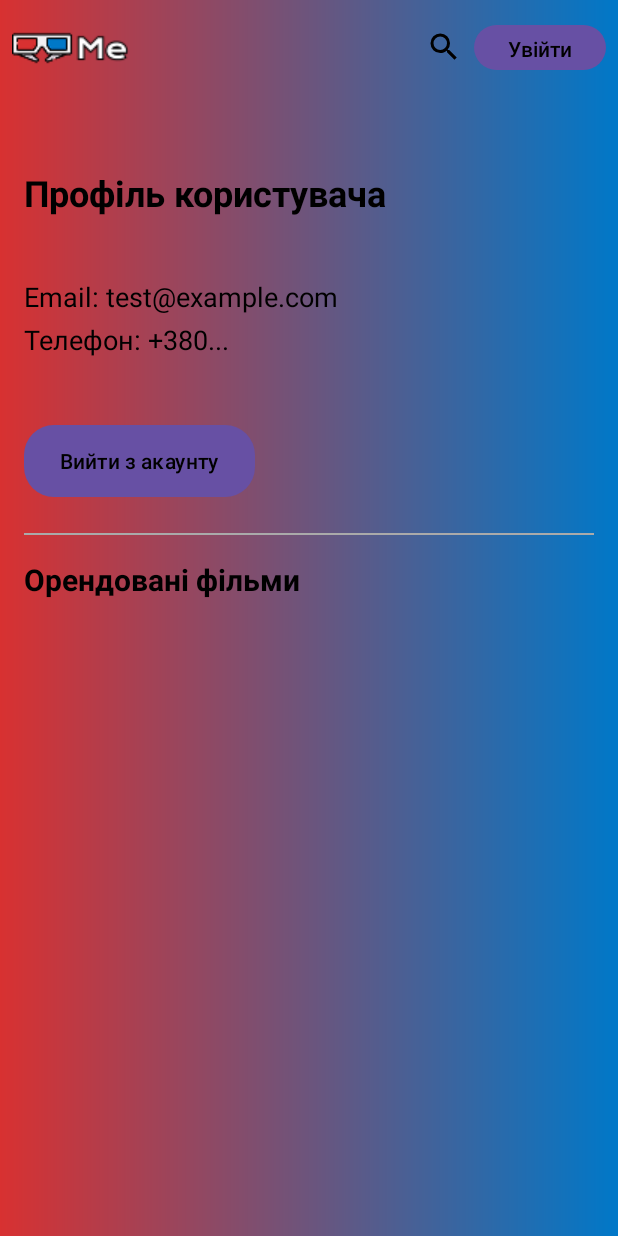
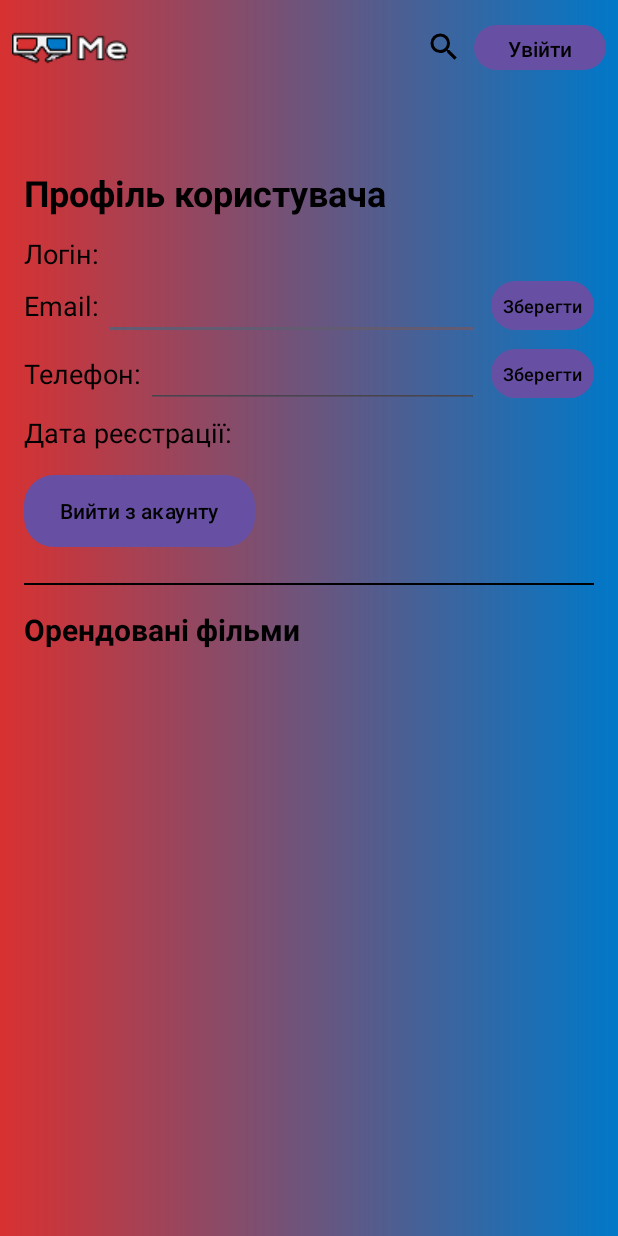
Before and after one commit to YevhenPavlenko/WatchMe, an Android app: the layout profile_page.xml on its own in the app's theme, with its tools: preview values and no code run, on a phone screen of 412 x 824 dp. Run offline under Robolectric (Android 15) with nearby library versions, the phone set to English and light mode, and no system bars.

Commit message:
Now user is able to set email and phone number in profile page. Date of birth in registration form were hidden

```diff
--- a/app/src/main/res/layout/profile_page.xml
+++ b/app/src/main/res/layout/profile_page.xml
@@ -1,5 +1,6 @@
 <?xml version="1.0" encoding="utf-8"?>
 <androidx.constraintlayout.widget.ConstraintLayout xmlns:android="http://schemas.android.com/apk/res/android"
+    xmlns:tools="http://schemas.android.com/tools"
     android:layout_width="match_parent"
     android:layout_height="match_parent"
     android:background="@drawable/background">
@@ -35,32 +36,94 @@
                 android:layout_width="wrap_content"
                 android:layout_height="wrap_content"
                 android:textSize="18sp"
+                android:text="@string/label_login"
                 android:layout_marginTop="12dp"
                 android:textColor="@android:color/black" />
+
+            <LinearLayout
+                android:layout_width="match_parent"
+                android:layout_height="wrap_content">
 
                 <TextView
                     android:id="@+id/tvEmail"
                     android:layout_width="wrap_content"
                     android:layout_height="wrap_content"
-                android:text="Email: test@example.com"
+                    android:text="@string/label_email"
                     android:textSize="18sp"
-                android:layout_marginTop="4dp"
                     android:textColor="@android:color/black" />
+
+                <EditText
+                    android:id="@+id/etEmail"
+                    android:layout_width="0dp"
+                    android:layout_weight="1"
+                    android:layout_height="wrap_content"
+                    android:layout_marginStart="3dp"
+                    android:autofillHints="email"
+                    android:inputType="textEmailAddress"
+                    android:textSize="18sp"
+                    android:textColor="@android:color/black"
+                    android:labelFor="@+id/tvEmail"
+                    tools:ignore="LabelFor" />
+
+                <Button
+                    android:id="@+id/btnEmailSave"
+                    android:layout_width="wrap_content"
+                    android:layout_height="wrap_content"
+                    android:text="@string/save"
+                    android:textColor="@android:color/black"
+                    android:textSize="12sp"
+                    android:layout_gravity="center"
+                    android:minWidth="0dp"
+                    android:minHeight="0dp"
+                    android:padding="8dp"
+                    android:layout_marginStart="8dp"/>
+            </LinearLayout>
+
+            <LinearLayout
+                android:layout_width="match_parent"
+                android:layout_height="wrap_content" >
 
                 <TextView
                     android:id="@+id/tvPhone"
                     android:layout_width="wrap_content"
                     android:layout_height="wrap_content"
-                android:text="Телефон: +380..."
+                    android:text="@string/label_phone"
                     android:textSize="18sp"
-                android:layout_marginTop="4dp"
+
                     android:textColor="@android:color/black" />
+
+                <EditText
+                    android:id="@+id/etPhone"
+                    android:layout_width="0dp"
+                    android:layout_weight="1"
+                    android:layout_height="wrap_content"
+                    android:layout_marginStart="3dp"
+                    android:autofillHints="phone"
+                    android:inputType="phone"
+                    android:textSize="18sp"
+                    android:textColor="@android:color/black"
+                    tools:ignore="LabelFor" />
+
+                <Button
+                    android:id="@+id/btnPhoneSave"
+                    android:layout_width="wrap_content"
+                    android:layout_height="wrap_content"
+                    android:text="@string/save"
+                    android:textColor="@android:color/black"
+                    android:textSize="12sp"
+                    android:layout_gravity="center"
+                    android:minWidth="0dp"
+                    android:minHeight="0dp"
+                    android:padding="8dp"
+                    android:layout_marginStart="8dp" />
+            </LinearLayout>
 
             <TextView
                 android:id="@+id/tvRegDate"
                 android:layout_width="wrap_content"
                 android:layout_height="wrap_content"
                 android:textSize="18sp"
+                android:text="@string/label_registration_date"
                 android:layout_marginTop="4dp"
                 android:textColor="@android:color/black" />
 
@@ -73,15 +136,13 @@
                 android:background="@drawable/rounded_button"
                 android:textColor="@android:color/black" />
 
-            <!-- Divider -->
             <View
                 android:layout_width="match_parent"
                 android:layout_height="1dp"
                 android:layout_marginTop="24dp"
                 android:layout_marginBottom="16dp"
-                android:background="@android:color/darker_gray" />
+                android:background="@android:color/black" />
 
-            <!-- Section Title -->
             <TextView
                 android:layout_width="wrap_content"
                 android:layout_height="wrap_content"
@@ -90,7 +151,6 @@
                 android:textStyle="bold"
                 android:textColor="@android:color/black" />
 
-            <!-- Movie Rentals List -->
             <LinearLayout
                 android:id="@+id/rentedMoviesLayout"
                 android:layout_width="match_parent"
--- a/app/src/main/res/values/strings.xml
+++ b/app/src/main/res/values/strings.xml
@@ -31,6 +31,11 @@
 
     <!-- Profile page strings -->
     <string name="user_profile">Профіль користувача</string>
+    <string name="label_login">Логін:</string>
+    <string name="label_email">Email:</string>
+    <string name="label_phone">Телефон:</string>
+    <string name="label_registration_date">Дата реєстрації:</string>
+    <string name="save">Зберегти</string>
     <string name="logout">Вийти з акаунту</string>
     <string name="rented_films">Орендовані фільми</string>
 
```
Also changed, not shown: app/src/main/java/com/example/watchme/ProfileActivity.java (+70 -2 lines), app/src/main/java/com/example/watchme/db/DatabaseHelper.java (+10 -0 lines), app/src/main/res/layout/registration_form.xml (+13 -13 lines). Lines whose indentation alone changed are shown as unchanged.
